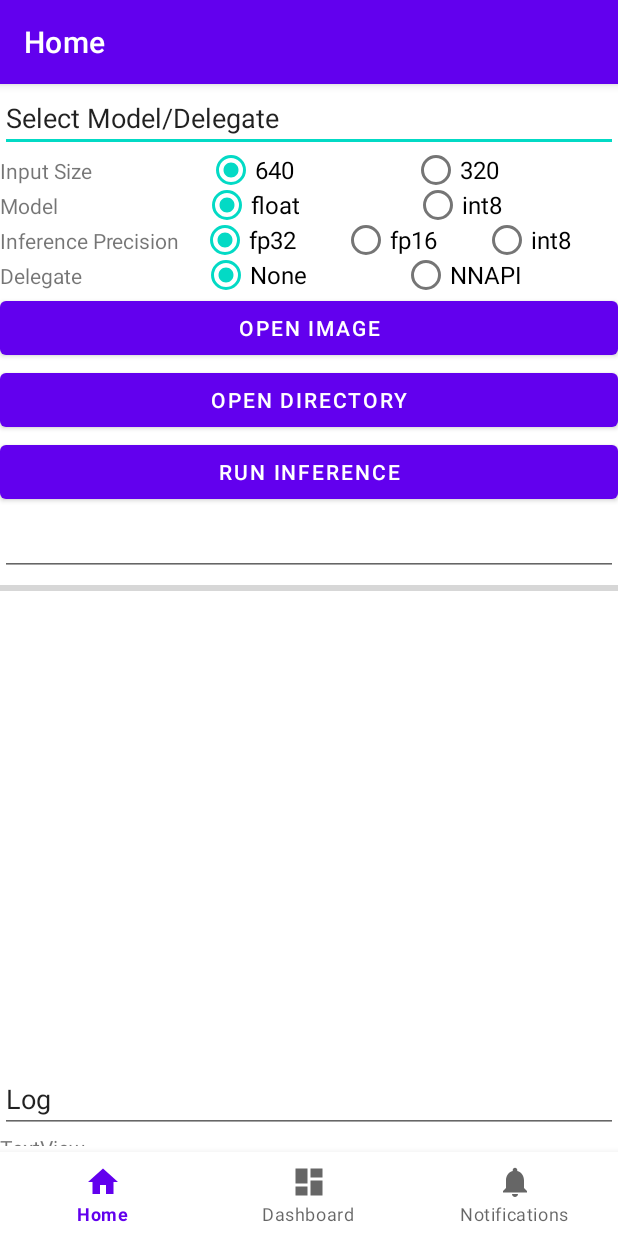
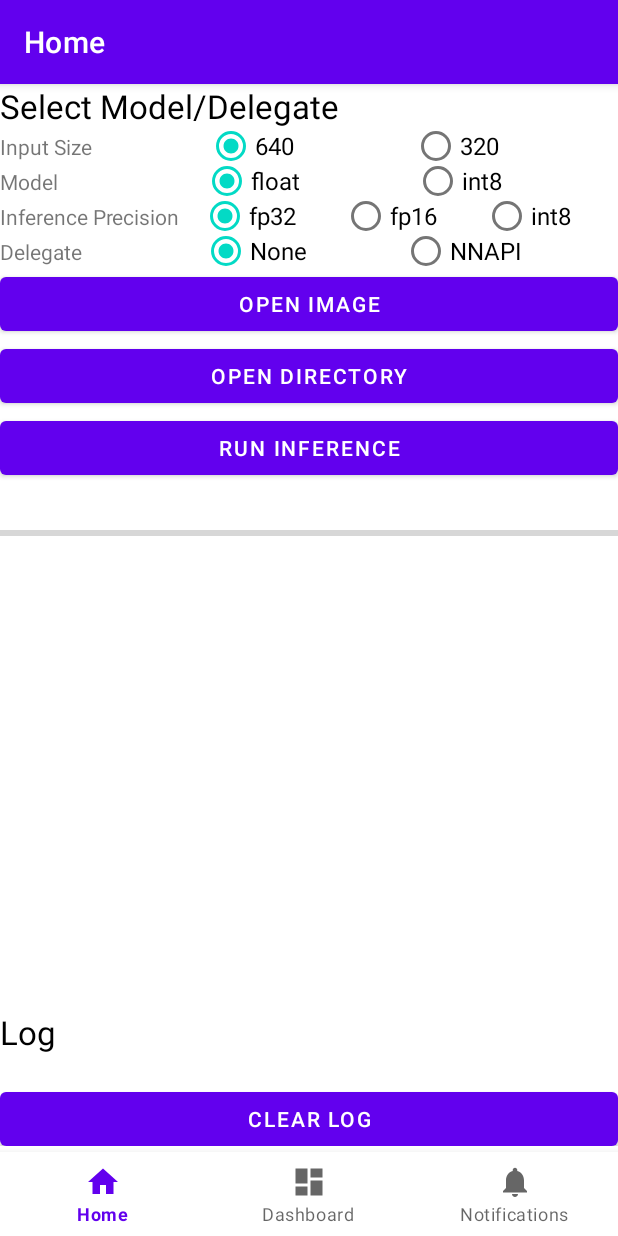
Before and after one commit to lp6m/yolov5s_android, an Android app: the screen it shows after launch (MainActivity), on a phone screen of 412 x 824 dp. Run offline under Robolectric (Android 15) with nearby library versions, the phone set to English and light mode, and no system bars; our stand-ins replace navigation-ui; libraries missing offline, so code that uses them is left out: fi.iki.elonen.

Commit message:
modify layout:

```diff
--- a/app/tflite_yolov5_test/app/src/main/res/layout/fragment_home.xml
+++ b/app/tflite_yolov5_test/app/src/main/res/layout/fragment_home.xml
@@ -17,13 +17,14 @@
             android:layout_height="wrap_content"
             android:orientation="vertical">
 
-            <EditText
+            <TextView
                 android:id="@+id/select_model_label"
                 android:layout_width="match_parent"
                 android:layout_height="wrap_content"
                 android:ems="10"
-                android:inputType="textPersonName"
-                android:text="Select Model/Delegate" />
+                android:text="Select Model/Delegate"
+                android:textAppearance="@style/TextAppearance.AppCompat.Large"
+                android:textColor="#000000" />
 
             <LinearLayout
                 android:layout_width="match_parent"
@@ -240,12 +241,13 @@
                 android:onClick="OnRunInferenceButtonClick"
                 android:text="Run inference" />
 
-            <EditText
+            <TextView
                 android:id="@+id/oneLineLabel"
                 android:layout_width="match_parent"
                 android:layout_height="wrap_content"
                 android:ems="10"
-                android:inputType="textPersonName" />
+                android:textAppearance="@style/TextAppearance.AppCompat.Medium"
+                android:textColor="#000000" />
 
             <ProgressBar
                 android:id="@+id/progressBar"
@@ -259,21 +261,21 @@
                 android:layout_height="310dp"
                 tools:src="@tools:sample/avatars" />
 
-            <EditText
+            <TextView
                 android:id="@+id/loglabel"
                 android:layout_width="match_parent"
                 android:layout_height="wrap_content"
                 android:ems="10"
-                android:inputType="textPersonName"
-                android:text="Log" />
+                android:textAppearance="@style/TextAppearance.AppCompat.Large"
+                android:text="Log"
+                android:textColor="#000000" />
 
             <TextView
                 android:id="@+id/logTextView"
                 android:layout_width="match_parent"
                 android:layout_height="match_parent"
                 android:inputType="textMultiLine"
-                android:scrollbars="vertical"
-                android:text="TextView" />
+                android:scrollbars="vertical" />
 
             <Button
                 android:id="@+id/clearLogButton"
```
Also changed, not shown: app/tflite_yolov5_test/app/src/main/java/com/example/tflite_yolov5_test/ui/dashboard/DashboardFragment.java (+0 -7 lines), app/tflite_yolov5_test/app/src/main/res/layout/activity_main.xml (deleted, +0 -125 lines), app/tflite_yolov5_test/app/src/main/res/layout/fragment_dashboard.xml (+7 -13 lines).
